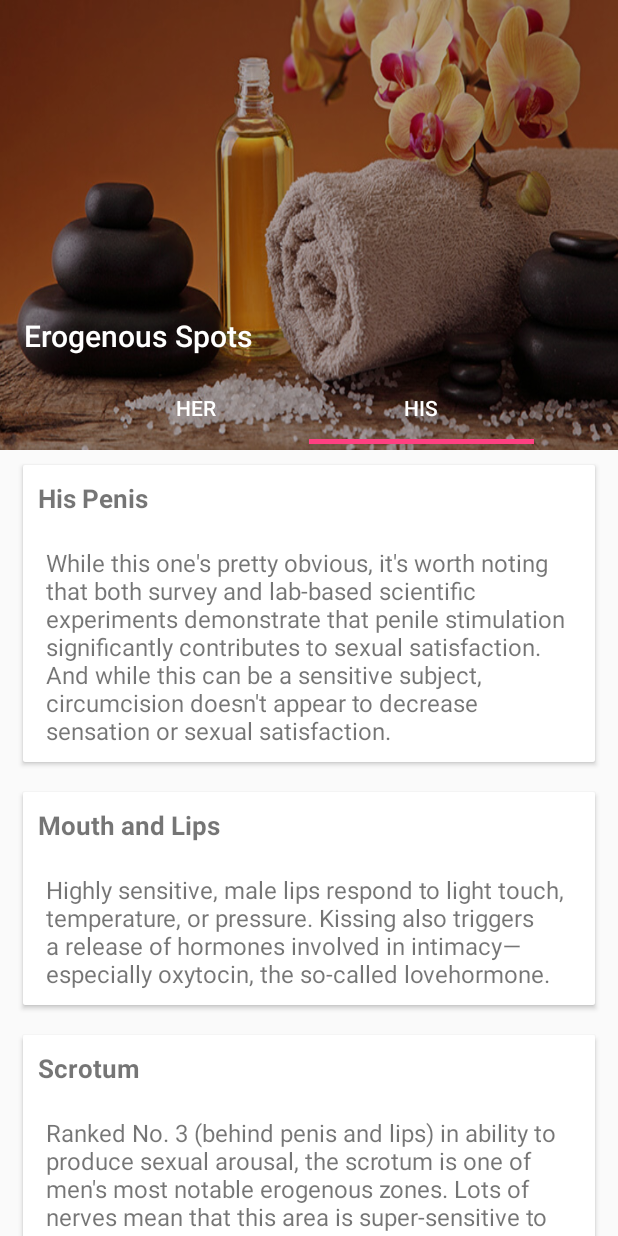
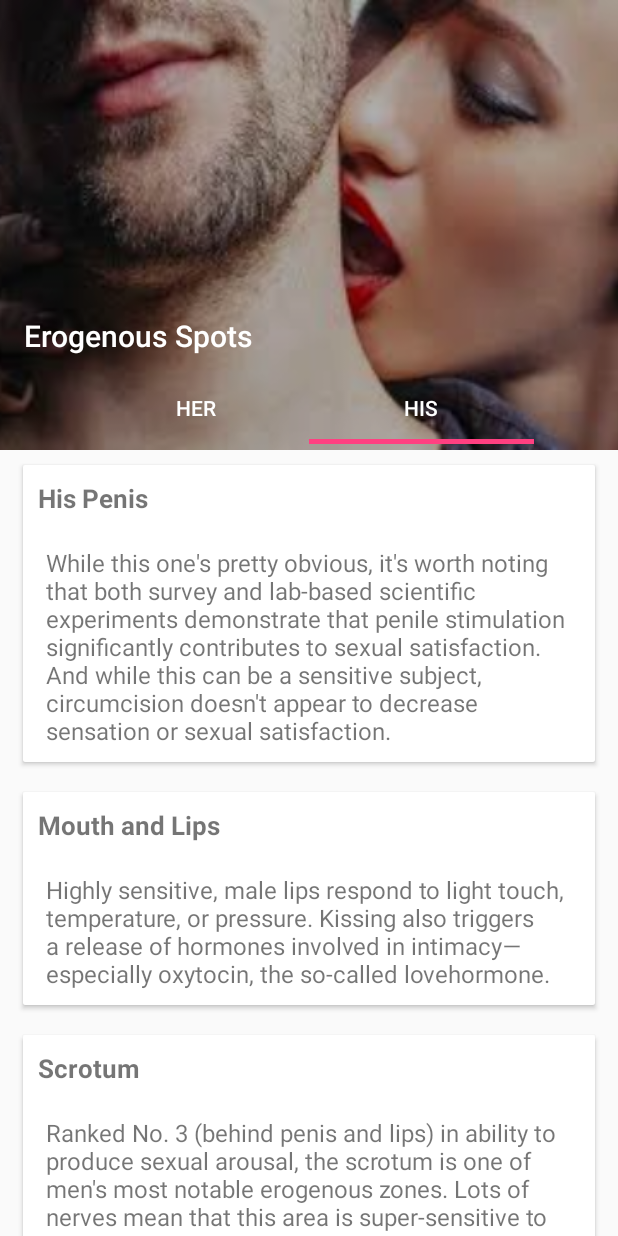
Before and after one commit to mobikan/KS, an Android app: the SpotActivity screen opened directly, with no data from a screen before it, tab 2 chosen, on a phone screen of 412 x 824 dp. Run offline under Robolectric (Android 15) with nearby library versions, the phone set to English and light mode, and no system bars; libraries missing offline, so code that uses them is left out: com.github.florent37.materialviewpager, com.startapp.android; 1 statement that could not run was skipped.

Commit message:
view pager and privacy policy added.

```diff
--- a/app/src/main/java/com/solitary/ks/activity/SpotActivity.java
+++ b/app/src/main/java/com/solitary/ks/activity/SpotActivity.java
@@ -7,6 +7,7 @@ import android.support.v4.app.FragmentStatePagerAdapter;
 import android.support.v4.view.ViewPager;
 import android.support.v7.app.AppCompatActivity;
 import android.support.v7.widget.Toolbar;
+import android.widget.ImageView;
 
 import com.google.gson.Gson;
 import com.solitary.ks.R;
@@ -21,11 +22,12 @@ import org.json.JSONObject;
 
 import java.util.ArrayList;
 
-public class SpotActivity extends AppCompatActivity {
+public class SpotActivity extends AppCompatActivity implements ViewPager.OnPageChangeListener{
 
 
-
+    private int[] imageId = {R.drawable.erogenous_spot_female,R.drawable.erogenous_spot_male};
     private SpotList spotList;
+    private ImageView headerImageView;
 
     @Override
     protected void onCreate(Bundle savedInstanceState) {
@@ -33,13 +35,13 @@ public class SpotActivity extends AppCompatActivity {
         setContentView(R.layout.activity_spot);
         setTitle("");
         ViewPager mViewPager = findViewById(R.id.materialViewPager);
-
+        mViewPager.addOnPageChangeListener(this);
         final Toolbar toolbar = findViewById(R.id.toolbar);
         if (toolbar != null) {
             setSupportActionBar(toolbar);
             setTitle("Erogenous Spots");
         }
-
+        headerImageView = findViewById(R.id.htab_header);
         /* Interstitial Ads */
 
         init();
@@ -92,34 +94,6 @@ public class SpotActivity extends AppCompatActivity {
             }
         });
 
-//        mViewPager.setMaterialViewPagerListener(new MaterialViewPager.Listener() {
-//            @Override
-//            public HeaderDesign getHeaderDesign(int page) {
-//                switch (page) {
-//                    case 0:
-//                        return HeaderDesign.fromColorResAndDrawable(
-//                                R.color.green,
-//                                getResources().getDrawable(R.drawable.aromatherapy_massage));
-//                    case 1:
-//                        return HeaderDesign.fromColorResAndDrawable(
-//                                R.color.blue,
-//                                getResources().getDrawable(R.drawable.deep_tissue_massage));
-//                    case 2:
-//                        return HeaderDesign.fromColorResAndDrawable(
-//                                R.color.cyan,
-//                                getResources().getDrawable(R.drawable.foot_massage));
-//                    case 3:
-//                        return HeaderDesign.fromColorResAndDrawable(
-//                                R.color.red,
-//                                getResources().getDrawable(R.drawable.sports_massage));
-//                }
-//
-//                //execute others actions if needed (ex : modify your header logo)
-//
-//                return null;
-//            }
-//        });
-
 
     }
 
@@ -157,4 +131,19 @@ public class SpotActivity extends AppCompatActivity {
         StartAppAd.onBackPressed(this);
         super.onBackPressed();
     }
+
+    @Override
+    public void onPageScrolled(int position, float positionOffset, int positionOffsetPixels) {
+
+    }
+
+    @Override
+    public void onPageSelected(int position) {
+        headerImageView.setImageResource(imageId[position]);
+    }
+
+    @Override
+    public void onPageScrollStateChanged(int state) {
+
+    }
 }
--- a/app/src/main/res/layout/activity_spot.xml
+++ b/app/src/main/res/layout/activity_spot.xml
@@ -28,7 +28,7 @@
                 android:id="@+id/htab_header"
                 android:layout_width="match_parent"
                 android:layout_height="match_parent"
-                android:background="@drawable/aromatherapy_massage"
+                android:background="@drawable/erogenous_spot_female"
                 android:fitsSystemWindows="true"
                 android:scaleType="centerCrop"
                 app:layout_collapseMode="parallax"
--- a/app/src/main/res/layout/webview_activity.xml
+++ b/app/src/main/res/layout/webview_activity.xml
@@ -11,6 +11,7 @@
         android:minHeight="@dimen/abc_action_bar_default_height_material"
         android:background="@drawable/toolbar_gradient"
         app:titleTextColor="@color/white"
+        app:title="Google Play Policy"
         />
     <WebView
         android:id="@+id/webview"
```
Also changed, not shown: app/src/main/java/com/solitary/ks/activity/MassageActivity.java (+3 -6 lines), app/src/main/res/drawable/erogenous_spot_female.jpeg (added), app/src/main/res/drawable/erogenous_spot_male.jpeg (added), app/src/main/res/drawable/sopy_massage.jpeg (added), 1 other file.
